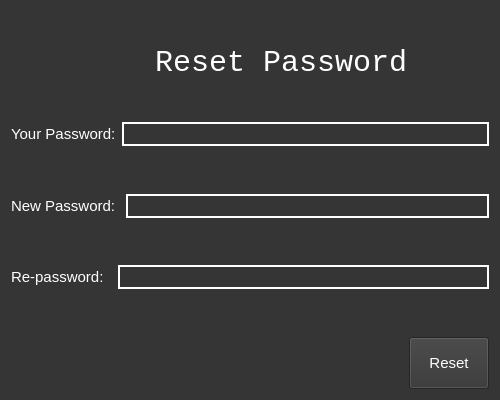
Old version of the form EGLS/ui/resetPwd.ui in the repository Kenny3Shen/EGLS-Software-Engineering.
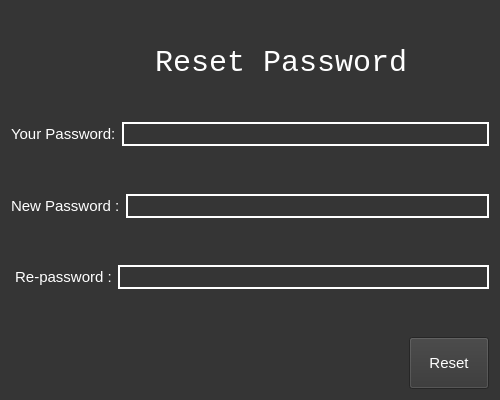
New version of the form.

```diff
--- a/EGLS/ui/resetPwd.ui
+++ b/EGLS/ui/resetPwd.ui
@@ -113,7 +113,7 @@
          <item>
           <widget class="QLabel" name="label_3">
            <property name="text">
-            <string>New Password: </string>
+            <string>New Password :</string>
            </property>
           </widget>
          </item>
@@ -142,7 +142,7 @@
          <item>
           <widget class="QLabel" name="label_4">
            <property name="text">
-            <string>Re-password:  </string>
+            <string> Re-password :</string>
            </property>
           </widget>
          </item>
```
